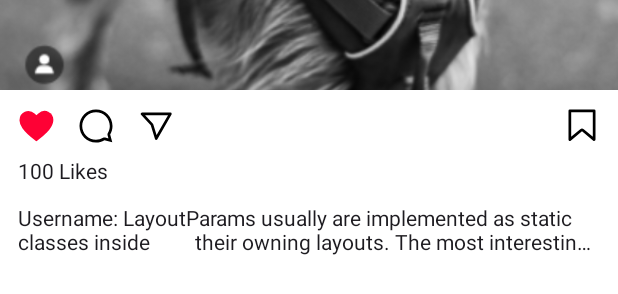
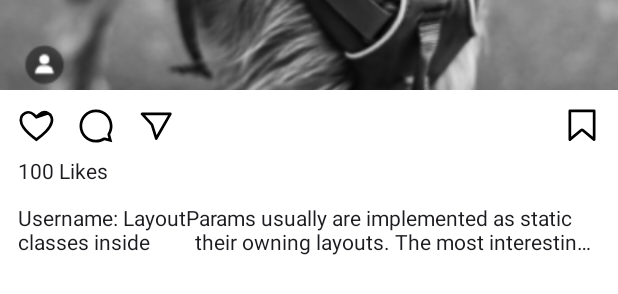
Before and after one commit to Winterwood0118/SNS_App_Project, an Android app: the layout activity_detail.xml on its own in the app's theme, with its tools: preview values and no code run, on a phone screen of 412 x 824 dp. Shown: the part 905-1199 px from the top of the screen. Run offline under Robolectric (Android 15) with nearby library versions, the phone set to English and light mode, and no system bars.

```diff
--- a/app/src/main/res/layout/activity_detail.xml
+++ b/app/src/main/res/layout/activity_detail.xml
@@ -238,7 +238,7 @@
         android:layout_width="wrap_content"
         android:layout_height="wrap_content"
         android:padding="8dp"
-        android:src="@drawable/like_heart_icon"
+        android:src="@drawable/like_icon"
         android:layout_marginStart="4dp"
         android:layout_marginTop="4dp"
         app:layout_constraintStart_toStartOf="parent"
```
